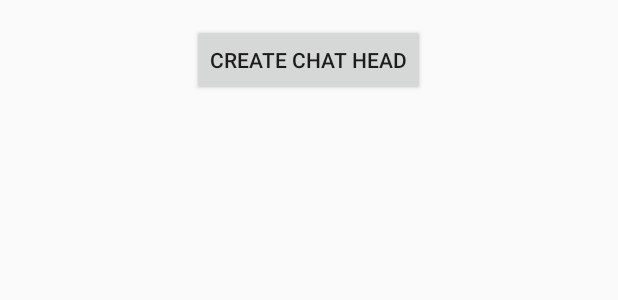
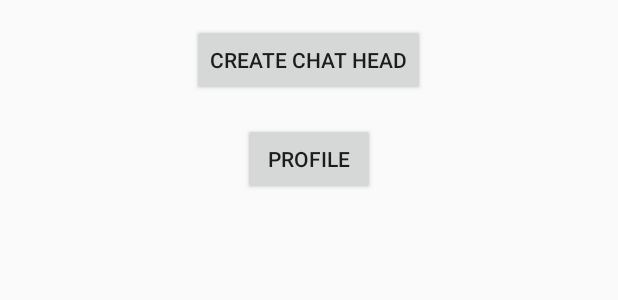
Before and after one commit to estaniforth/MakeADifference, an Android app: the layout activity_main.xml on its own in the app's theme, with its tools: preview values and no code run, on a phone screen of 412 x 824 dp. Shown: the top 300 px of the screen. Run offline under Robolectric (Android 15) with nearby library versions, the phone set to English and light mode, and no system bars.

```diff
--- a/app/build.gradle
+++ b/app/build.gradle
@@ -26,3 +26,5 @@ dependencies {
     androidTestImplementation 'com.android.support.test:runner:1.0.1'
     androidTestImplementation 'com.android.support.test.espresso:espresso-core:3.0.1'
 }
+
+apply plugin: 'com.google.gms.google-services'
--- a/app/src/main/AndroidManifest.xml
+++ b/app/src/main/AndroidManifest.xml
@@ -3,6 +3,7 @@
     package="bitsplease.makeadifference">
 
     <uses-permission android:name="android.permission.SYSTEM_ALERT_WINDOW" />
+    <uses-permission android:name="android.permission.INTERNET" />
 
     <application
         android:allowBackup="true"
--- a/app/src/main/res/layout/activity_main.xml
+++ b/app/src/main/res/layout/activity_main.xml
@@ -18,6 +18,15 @@ tools:context="bitsplease.makeadifference.MainActivity">
     android:layout_centerHorizontal="true"
     android:gravity="center"
     android:text="Create chat head"/>
+
+    <Button
+        android:id="@+id/profile"
+        android:layout_width="wrap_content"
+        android:layout_height="wrap_content"
+        android:layout_below="@+id/notify_me"
+        android:layout_centerHorizontal="true"
+        android:layout_marginTop="18dp"
+        android:text="Profile" />
 </RelativeLayout>
 
     <!--<?xml version="1.0" encoding="utf-8"?>
--- a/app/src/main/res/values/dimen.xml
+++ b/app/src/main/res/values/dimen.xml
@@ -2,4 +2,6 @@
     <!-- Default screen margins, per the Android Design guidelines. -->
     <dimen name="activity_horizontal_margin">16dp</dimen>
     <dimen name="activity_vertical_margin">16dp</dimen>
+    <dimen name="fab_margin">16dp</dimen>
+    <dimen name="logo_w_h">100dp</dimen>
 </resources>
--- a/build.gradle
+++ b/build.gradle
@@ -8,7 +8,7 @@ buildscript {
     }
     dependencies {
         classpath 'com.android.tools.build:gradle:3.0.1'
-
+        classpath 'com.google.gms:google-services:3.1.0'
 
         // NOTE: Do not place your application dependencies here; they belong
         // in the individual module build.gradle files
```
Also changed, not shown: app/src/main/res/values/colors.xml (+14 -0 lines), app/src/main/res/values/strings.xml (+29 -1 lines), 1 other file.
